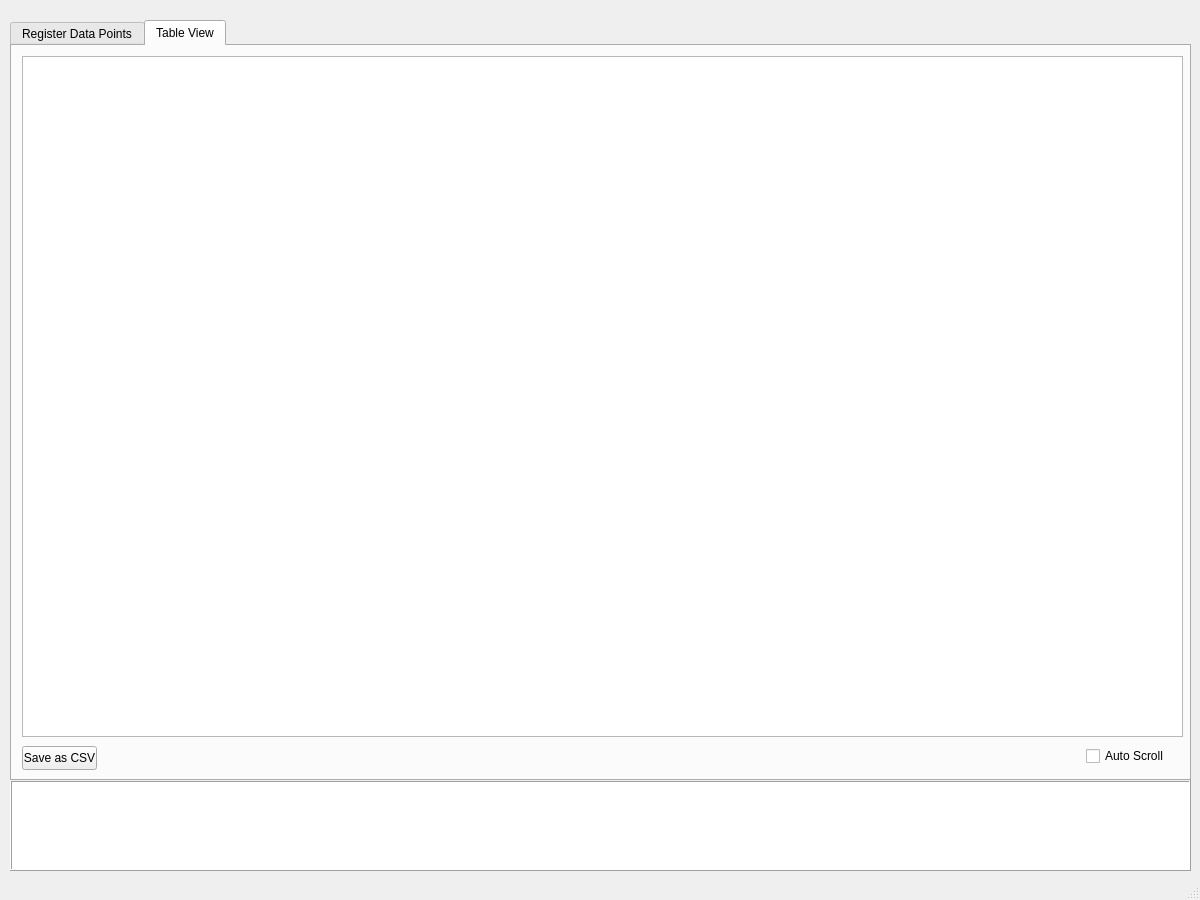
Qt form UI/Data_view_window.ui (IggyZomboid/serial_monitor_for_pico) before a commit.
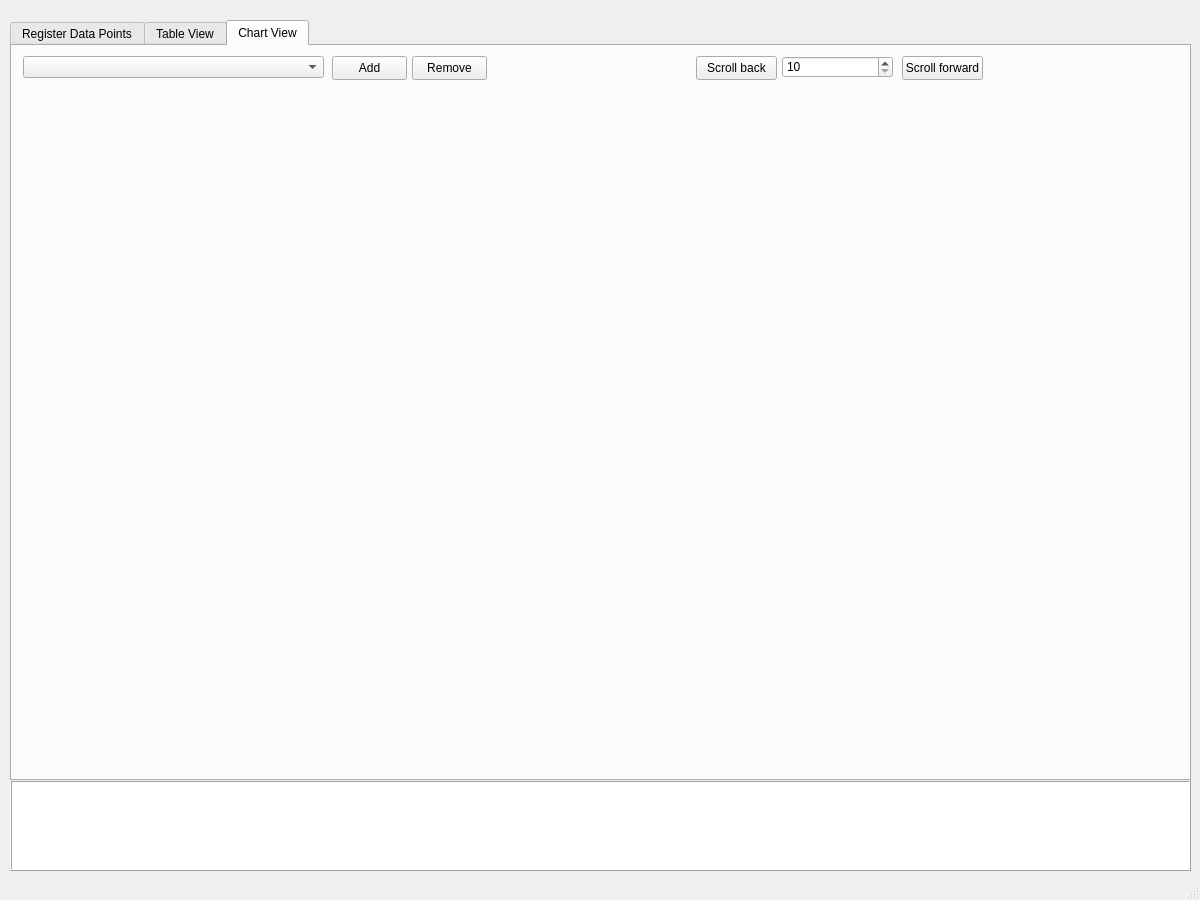
The same form after that commit.

What changed in the file:
```diff
--- a/UI/Data_view_window.ui
+++ b/UI/Data_view_window.ui
@@ -49,7 +49,7 @@
      </rect>
     </property>
     <property name="currentIndex">
-     <number>1</number>
+     <number>2</number>
     </property>
     <widget class="QWidget" name="RegisterDataPoints">
      <attribute name="title">
@@ -169,6 +169,96 @@
       </property>
      </widget>
     </widget>
+    <widget class="QWidget" name="Chart_View_Tab">
+     <attribute name="title">
+      <string>Chart View</string>
+     </attribute>
+     <widget class="QWidget" name="chart_placeholder_widget" native="true">
+      <property name="geometry">
+       <rect>
+        <x>10</x>
+        <y>40</y>
+        <width>1151</width>
+        <height>681</height>
+       </rect>
+      </property>
+     </widget>
+     <widget class="QComboBox" name="Data_Points_comboBox">
+      <property name="geometry">
+       <rect>
+        <x>11</x>
+        <y>10</y>
+        <width>301</width>
+        <height>22</height>
+       </rect>
+      </property>
+     </widget>
+     <widget class="QPushButton" name="add_to_chart_Button">
+      <property name="geometry">
+       <rect>
+        <x>320</x>
+        <y>10</y>
+        <width>75</width>
+        <height>24</height>
+       </rect>
+      </property>
+      <property name="text">
+       <string>Add</string>
+      </property>
+     </widget>
+     <widget class="QPushButton" name="remove_from_chart_Button">
+      <property name="geometry">
+       <rect>
+        <x>400</x>
+        <y>10</y>
+        <width>75</width>
+        <height>24</height>
+       </rect>
+      </property>
+      <property name="text">
+       <string>Remove</string>
+      </property>
+     </widget>
+     <widget class="QSpinBox" name="amount_to_display_spinBox">
+      <property name="geometry">
+       <rect>
+        <x>770</x>
+        <y>10</y>
+        <width>111</width>
+        <height>22</height>
+       </rect>
+      </property>
+      <property name="minimum">
+       <number>10</number>
+      </property>
+     </widget>
+     <widget class="QPushButton" name="Scroll_back_button">
+      <property name="geometry">
+       <rect>
+        <x>684</x>
+        <y>10</y>
+        <width>81</width>
+        <height>24</height>
+       </rect>
+      </property>
+      <property name="text">
+       <string>Scroll back</string>
+      </property>
+     </widget>
+     <widget class="QPushButton" name="Scroll_forward_button">
+      <property name="geometry">
+       <rect>
+        <x>890</x>
+        <y>10</y>
+        <width>81</width>
+        <height>24</height>
+       </rect>
+      </property>
+      <property name="text">
+       <string>Scroll forward</string>
+      </property>
+     </widget>
+    </widget>
    </widget>
   </widget>
   <widget class="QStatusBar" name="statusbar"/>
```
